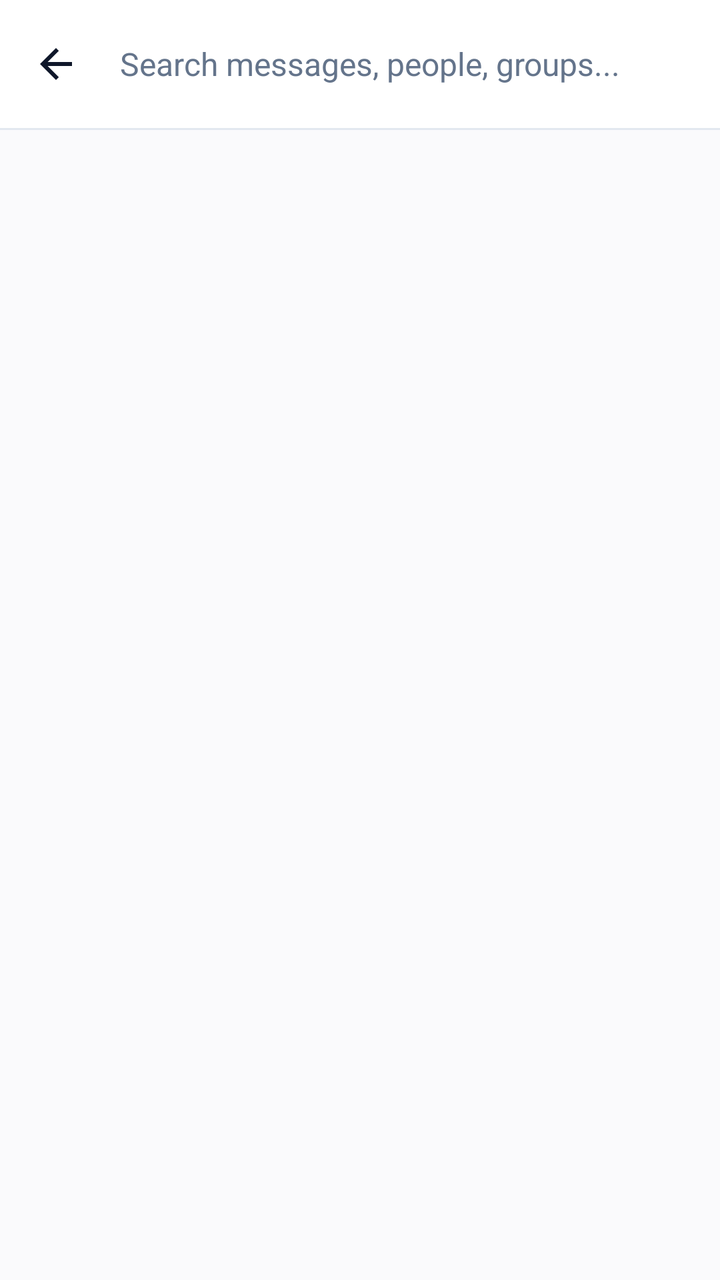
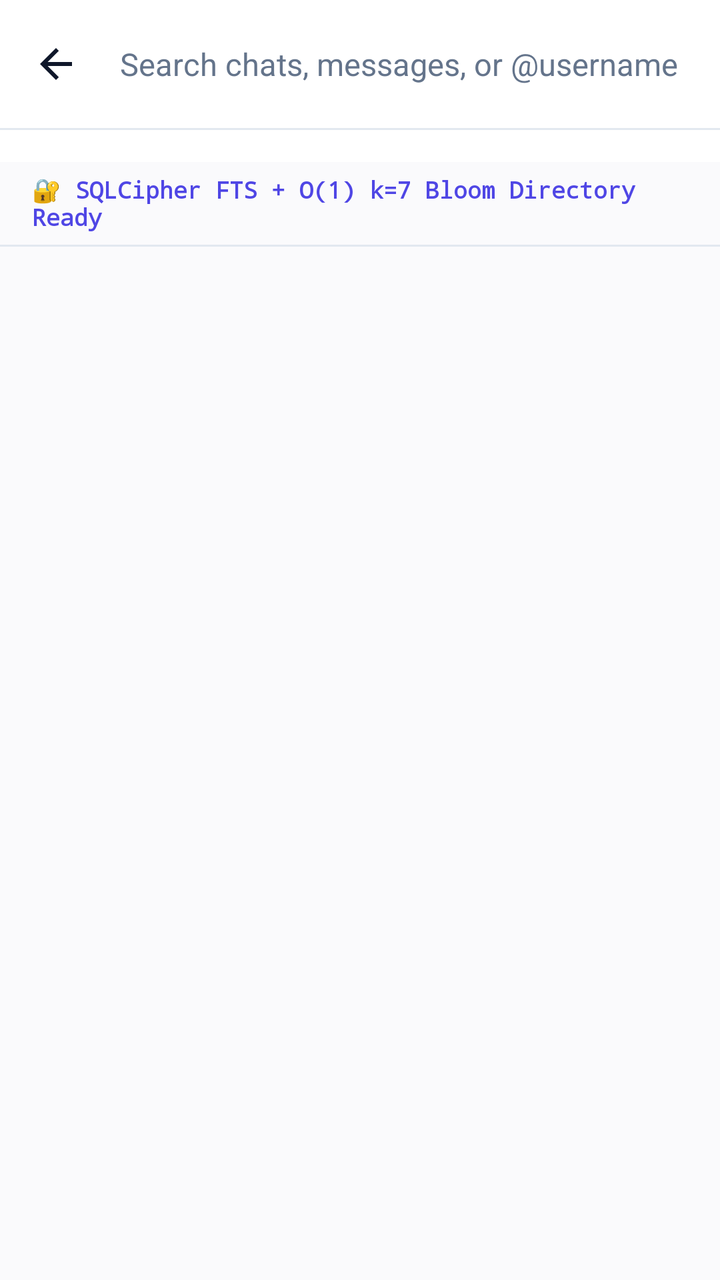

An Android layout rendered at two revisions. The XML below is the earlier revision; the diff shows what the commit changed to produce the second picture.
<!-- AndroidManifest.xml: application theme Theme.VEIL -->
<!-- res/layout/activity_search.xml -->
<?xml version="1.0" encoding="utf-8"?>
<RelativeLayout xmlns:android="http://schemas.android.com/apk/res/android"
    xmlns:app="http://schemas.android.com/apk/res-auto"
    android:id="@+id/search_root"
    android:layout_width="match_parent"
    android:layout_height="match_parent"
    android:background="@color/veil_primary_dark">

    <LinearLayout
        android:layout_width="match_parent"
        android:layout_height="match_parent"
        android:orientation="vertical">

        
        <LinearLayout
            android:layout_width="match_parent"
            android:layout_height="?attr/actionBarSize"
            android:background="@color/veil_primary"
            android:gravity="center_vertical"
            android:paddingStart="8dp"
            android:paddingEnd="16dp">

            <ImageView
                android:id="@+id/backButton"
                android:layout_width="40dp"
                android:layout_height="40dp"
                android:padding="8dp"
                android:src="@drawable/ic_arrow_back"
                app:tint="@color/text_primary"
                android:background="?attr/selectableItemBackgroundBorderless"
                android:contentDescription="@string/app_name" />

            <EditText
                android:id="@+id/searchEditText"
                android:layout_width="0dp"
                android:layout_height="match_parent"
                android:layout_weight="1"
                android:background="@null"
                android:hint="@string/search_hint"
                android:textColor="@color/text_primary"
                android:textColorHint="@color/text_secondary"
                android:textSize="16sp"
                android:paddingStart="12dp"
                android:paddingEnd="12dp"
                android:maxLines="1"
                android:inputType="text"
                android:imeOptions="actionSearch"
                android:autofillHints="search" />

        </LinearLayout>

        <View
            android:layout_width="match_parent"
            android:layout_height="1dp"
            android:background="@color/colorOutline" />

        <FrameLayout
            android:layout_width="match_parent"
            android:layout_height="match_parent">

            
            <androidx.recyclerview.widget.RecyclerView
                android:id="@+id/resultsRecyclerView"
                android:layout_width="match_parent"
                android:layout_height="match_parent"
                android:padding="8dp"
                android:clipToPadding="false" />

            
            <LinearLayout
                android:id="@+id/emptyState"
                android:layout_width="match_parent"
                android:layout_height="match_parent"
                android:orientation="vertical"
                android:gravity="center"
                android:visibility="gone"
                android:padding="40dp">

                <ImageView
                    android:layout_width="64dp"
                    android:layout_height="64dp"
                    android:src="@drawable/ic_search"
                    android:layout_marginBottom="16dp"
                    app:tint="@color/text_secondary"
                    android:contentDescription="@string/search" />

                <TextView
                    android:layout_width="wrap_content"
                    android:layout_height="wrap_content"
                    android:text="@string/search_desc"
                    android:textColor="@color/text_secondary"
                    android:textSize="14sp"
                    android:gravity="center" />

            </LinearLayout>

        </FrameLayout>

    </LinearLayout>

    
    <ProgressBar
        android:id="@+id/loadingBar"
        android:layout_width="wrap_content"
        android:layout_height="wrap_content"
        android:layout_centerInParent="true"
        android:visibility="gone" />

</RelativeLayout>
<!-- resources referenced by this layout -->
<resources>
  <color name="colorOutline">#E2E8F0</color>
  <color name="text_primary">#0F172A</color>
  <color name="text_secondary">#64748B</color>
  <color name="veil_primary">#FFFFFF</color>
  <color name="veil_primary_dark">#FAFAFC</color>
  <!-- drawable ic_arrow_back (drawable) -->
  <vector xmlns:android="http://schemas.android.com/apk/res/android"
      android:width="24dp"
      android:height="24dp"
      android:viewportWidth="24"
      android:viewportHeight="24">
      <path
          android:fillColor="@color/text_primary"
          android:pathData="M20,11H7.83l5.59,-5.59L12,4l-8,8 8,8 1.41,-1.41L7.83,13H20v-2z"/>
  </vector>
  <!-- drawable ic_search (drawable) -->
  <vector xmlns:android="http://schemas.android.com/apk/res/android"
      android:width="24dp"
      android:height="24dp"
      android:viewportWidth="24"
      android:viewportHeight="24">
      <path
          android:fillColor="@color/text_primary"
          android:pathData="M15.5,14h-0.79l-0.28,-0.27C15.41,12.59 16,11.11 16,9.5 16,5.91 13.09,3 9.5,3S3,5.91 3,9.5 5.91,16 9.5,16c1.61,0 3.09,-0.59 4.23,-1.57l0.27,0.28v0.79l5,4.99L20.49,19l-4.99,-5zM9.5,14C7.01,14 5,11.99 5,9.5S7.01,5 9.5,5 14,7.01 14,9.5 11.99,14 9.5,14z"/>
  </vector>
  <string name="app_name">VEIL</string>
  <string name="search">Search</string>
  <string name="search_desc">Search across all your conversations</string>
  <string name="search_hint">Search messages, people, groups...</string>
  <style name="Theme.VEIL" parent="Base.Theme.VEIL" />
  <style name="Base.Theme.VEIL" parent="Theme.Material3.DayNight.NoActionBar">
          <item name="android:statusBarColor">@android:color/transparent</item>
          <item name="android:navigationBarColor">@android:color/transparent</item>
          <item name="android:windowLightStatusBar" tools:targetApi="m">true</item>
          <item name="colorPrimary">@color/colorPrimary</item>
          <item name="colorOnPrimary">@color/colorOnPrimary</item>
          <item name="colorPrimaryContainer">@color/colorPrimaryContainer</item>
          <item name="colorOnPrimaryContainer">@color/colorOnPrimaryContainer</item>
          <item name="colorSurface">@color/colorSurface</item>
          <item name="colorSurfaceVariant">@color/colorSurfaceVariant</item>
          <item name="colorOutline">@color/colorOutline</item>
          <item name="android:colorBackground">@color/colorBackground</item>
          <item name="bottomSheetDialogTheme">@style/ModernBottomSheetDialogTheme</item>
      </style>
  <color name="colorPrimary">#4F46E5</color>
  <color name="colorOnPrimary">#FFFFFF</color>
  <color name="colorPrimaryContainer">#EEF2FF</color>
  <color name="colorOnPrimaryContainer">#3730A3</color>
  <color name="colorSurface">#FFFFFF</color>
  <color name="colorSurfaceVariant">#F1F5F9</color>
  <color name="colorBackground">#FAFAFC</color>
  <style name="ModernBottomSheetDialogTheme" parent="Theme.Material3.DayNight.BottomSheetDialog">
          <item name="bottomSheetStyle">@style/ModernBottomSheetStyle</item>
          <item name="android:windowIsFloating">false</item>
          <item name="android:statusBarColor">@android:color/transparent</item>
          <item name="android:navigationBarColor">@android:color/transparent</item>
      </style>
  <style name="ModernBottomSheetStyle" parent="Widget.Material3.BottomSheet">
          <item name="android:background">@android:color/transparent</item>
      </style>
</resources>

<!-- the commit's change to res/layout/activity_search.xml (unified diff, before → after) -->
@@ -7,6 +7,7 @@
     android:background="@color/veil_primary_dark">
 
     <LinearLayout
+        android:id="@+id/searchContentColumn"
         android:layout_width="match_parent"
         android:layout_height="match_parent"
         android:orientation="vertical">
@@ -18,36 +19,86 @@
             android:background="@color/veil_primary"
             android:gravity="center_vertical"
             android:paddingStart="8dp"
-            android:paddingEnd="16dp">
+            android:paddingEnd="12dp">
 
             <ImageView
                 android:id="@+id/backButton"
                 android:layout_width="40dp"
                 android:layout_height="40dp"
+                android:background="?attr/selectableItemBackgroundBorderless"
+                android:contentDescription="@string/app_name"
                 android:padding="8dp"
                 android:src="@drawable/ic_arrow_back"
-                app:tint="@color/text_primary"
-                android:background="?attr/selectableItemBackgroundBorderless"
-                android:contentDescription="@string/app_name" />
+                app:tint="@color/text_primary" />
 
             <EditText
                 android:id="@+id/searchEditText"
                 android:layout_width="0dp"
                 android:layout_height="match_parent"
                 android:layout_weight="1"
+                android:autofillHints="search"
                 android:background="@null"
-                android:hint="@string/search_hint"
+                android:hint="Search chats, messages, or @username..."
+                android:imeOptions="actionSearch"
+                android:inputType="text"
+                android:maxLines="1"
+                android:paddingStart="12dp"
+                android:paddingEnd="8dp"
                 android:textColor="@color/text_primary"
                 android:textColorHint="@color/text_secondary"
-                android:textSize="16sp"
-                android:paddingStart="12dp"
-                android:paddingEnd="12dp"
-                android:maxLines="1"
-                android:inputType="text"
-                android:imeOptions="actionSearch"
-                android:autofillHints="search" />
+                android:textSize="15.5sp" />
+
+            <ImageView
+                android:id="@+id/btnClearSearch"
+                android:layout_width="36dp"
+                android:layout_height="36dp"
+                android:background="?attr/selectableItemBackgroundBorderless"
+                android:contentDescription="Clear search"
+                android:padding="8dp"
+                android:src="@drawable/ic_close"
+                android:visibility="gone"
+                app:tint="@color/text_secondary" />
 
         </LinearLayout>
+
+        <View
+            android:layout_width="match_parent"
+            android:layout_height="1dp"
+            android:background="@color/colorOutline" />
+
+        
+        <HorizontalScrollView
+            android:id="@+id/searchFilterChipsScroll"
+            android:layout_width="match_parent"
+            android:layout_height="wrap_content"
+            android:background="@color/veil_primary"
+            android:overScrollMode="never"
+            android:paddingHorizontal="12dp"
+            android:paddingVertical="8dp"
+            android:scrollbars="none">
+
+            <LinearLayout
+                android:id="@+id/searchFilterChipsRow"
+                android:layout_width="wrap_content"
+                android:layout_height="wrap_content"
+                android:gravity="center_vertical"
+                android:orientation="horizontal" />
+
+        </HorizontalScrollView>
+
+        
+        <TextView
+            android:id="@+id/tvSearchBloomTelemetry"
+            android:layout_width="match_parent"
+            android:layout_height="wrap_content"
+            android:background="@color/veil_primary_dark"
+            android:fontFamily="monospace"
+            android:paddingHorizontal="16dp"
+            android:paddingVertical="6dp"
+            android:text="🔐 SQLCipher FTS + O(1) k=7 Bloom Directory Ready"
+            android:textColor="@color/veil_accent"
+            android:textSize="11.5sp"
+            android:textStyle="bold" />
 
         <View
             android:layout_width="match_parent"
@@ -63,34 +114,35 @@
                 android:id="@+id/resultsRecyclerView"
                 android:layout_width="match_parent"
                 android:layout_height="match_parent"
-                android:padding="8dp"
-                android:clipToPadding="false" />
+                android:clipToPadding="false"
+                android:padding="8dp" />
 
             
             <LinearLayout
                 android:id="@+id/emptyState"
                 android:layout_width="match_parent"
                 android:layout_height="match_parent"
+                android:gravity="center"
                 android:orientation="vertical"
-                android:gravity="center"
-                android:visibility="gone"
-                android:padding="40dp">
+                android:padding="40dp"
+                android:visibility="gone">
 
                 <ImageView
                     android:layout_width="64dp"
                     android:layout_height="64dp"
+                    android:layout_marginBottom="16dp"
+                    android:contentDescription="@string/search"
                     android:src="@drawable/ic_search"
-                    android:layout_marginBottom="16dp"
-                    app:tint="@color/text_secondary"
-                    android:contentDescription="@string/search" />
+                    app:tint="@color/text_secondary" />
 
                 <TextView
+                    android:id="@+id/tvEmptySearchTitle"
                     android:layout_width="wrap_content"
                     android:layout_height="wrap_content"
+                    android:gravity="center"
                     android:text="@string/search_desc"
                     android:textColor="@color/text_secondary"
-                    android:textSize="14sp"
-                    android:gravity="center" />
+                    android:textSize="14sp" />
 
             </LinearLayout>
 
@@ -101,9 +153,12 @@
     
     <ProgressBar
         android:id="@+id/loadingBar"
-        android:layout_width="wrap_content"
-        android:layout_height="wrap_content"
-        android:layout_centerInParent="true"
+        android:layout_width="28dp"
+        android:layout_height="28dp"
+        android:layout_alignParentTop="true"
+        android:layout_alignParentEnd="true"
+        android:layout_marginTop="14dp"
+        android:layout_marginEnd="52dp"
         android:visibility="gone" />
 
 </RelativeLayout>
<!-- resource entries referenced after the edit -->
@@ -3,6 +3,7 @@
   <color name="colorOutline">#E2E8F0</color>
   <color name="text_primary">#0F172A</color>
   <color name="text_secondary">#64748B</color>
+  <color name="veil_accent">#4F46E5</color>
   <color name="veil_primary">#FFFFFF</color>
   <color name="veil_primary_dark">#FAFAFC</color>
   <!-- drawable ic_arrow_back (drawable) -->
@@ -14,6 +15,16 @@
       <path
           android:fillColor="@color/text_primary"
           android:pathData="M20,11H7.83l5.59,-5.59L12,4l-8,8 8,8 1.41,-1.41L7.83,13H20v-2z"/>
+  </vector>
+  <!-- drawable ic_close (drawable) -->
+  <vector xmlns:android="http://schemas.android.com/apk/res/android"
+      android:width="24dp"
+      android:height="24dp"
+      android:viewportWidth="24"
+      android:viewportHeight="24">
+      <path
+          android:fillColor="@color/text_primary"
+          android:pathData="M19,6.41L17.59,5 12,10.59 6.41,5 5,6.41 10.59,12 5,17.59 6.41,19 12,13.41 17.59,19 19,17.59 13.41,12z"/>
   </vector>
   <!-- drawable ic_search (drawable) -->
   <vector xmlns:android="http://schemas.android.com/apk/res/android"
@@ -28,7 +39,6 @@
   <string name="app_name">VEIL</string>
   <string name="search">Search</string>
   <string name="search_desc">Search across all your conversations</string>
-  <string name="search_hint">Search messages, people, groups...</string>
   <style name="Theme.VEIL" parent="Base.Theme.VEIL" />
   <style name="Base.Theme.VEIL" parent="Theme.Material3.DayNight.NoActionBar">
           <item name="android:statusBarColor">@android:color/transparent</item>
